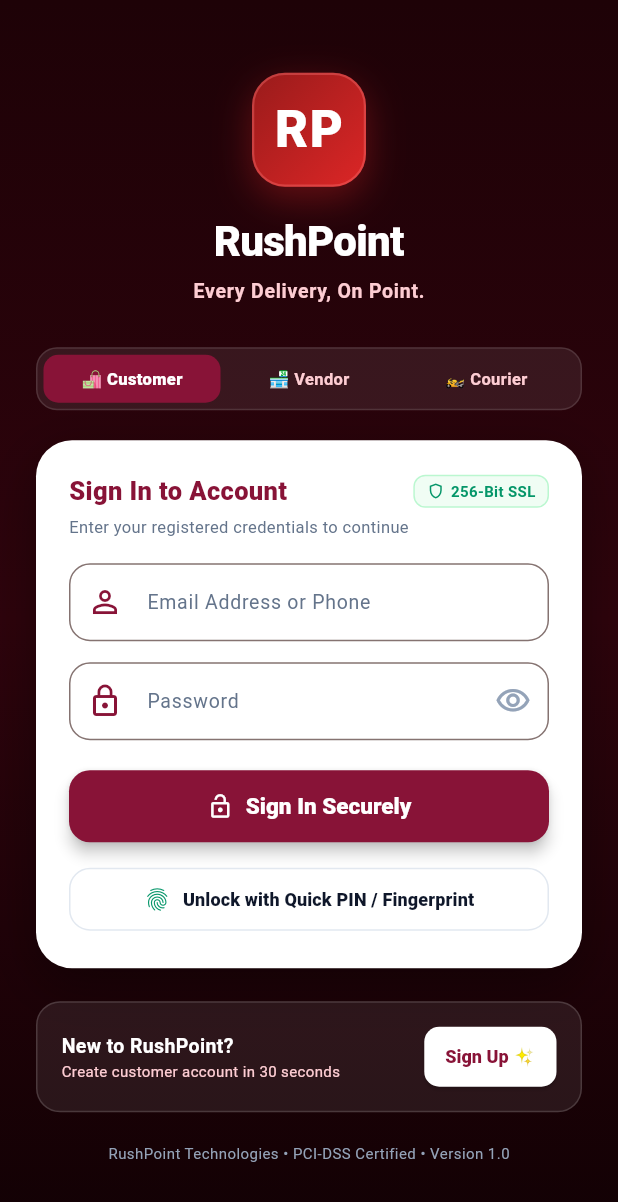
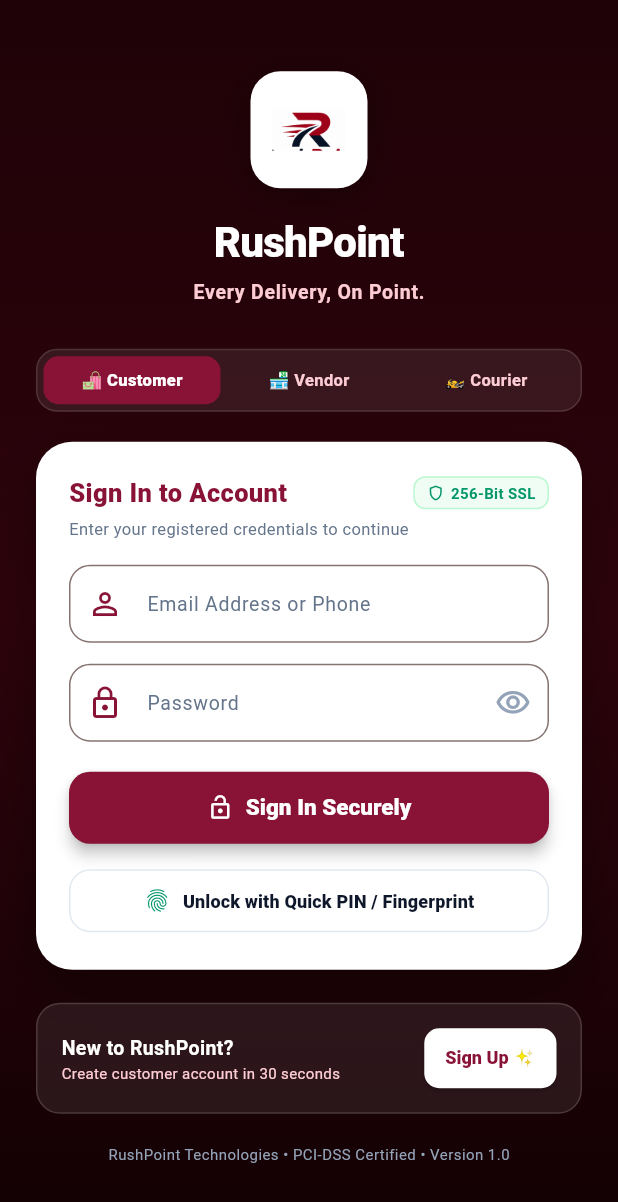
Before and after one commit to rushingpointlogistics-ai/RushPoint2, a Flutter app: the screen it shows after launch, on a phone screen of 412 x 824 dp. Shown: the top 1202 px of the screen. Run offline on Flutter 3.47's test engine with Material 3 defaults, Android fonts, the phone set to English and light mode, and no system bars; our stand-ins replace shared_preferences.

Commit message:
feat: update brand logo to professional white squircle badge across landing page, web app, admin portal, and mobile app

```diff
--- a/flutter_mobile_app/lib/screens/auth/login_screen.dart
+++ b/flutter_mobile_app/lib/screens/auth/login_screen.dart
@@ -121,34 +121,34 @@ class _LoginScreenState extends State<LoginScreen> {
               child: Column(
                 mainAxisAlignment: MainAxisAlignment.center,
                 children: [
-                  // App Brand Logo & Name
+                  // App Brand Logo with crisp white background
                   Container(
-                    width: 76,
-                    height: 76,
+                    width: 78,
+                    height: 78,
+                    padding: const EdgeInsets.all(6),
                     decoration: BoxDecoration(
-                      gradient: const LinearGradient(
-                        colors: [Color(0xFF991B1B), Color(0xFFDC2626)],
-                        begin: Alignment.topLeft,
-                        end: Alignment.bottomRight,
-                      ),
-                      borderRadius: BorderRadius.circular(22),
+                      color: Colors.white,
+                      borderRadius: BorderRadius.circular(20),
                       boxShadow: [
                         BoxShadow(
-                          color: const Color(0xFFDC2626).withValues(alpha: 0.35),
-                          blurRadius: 20,
-                          offset: const Offset(0, 8),
+                          color: Colors.black.withValues(alpha: 0.28),
+                          blurRadius: 18,
+                          offset: const Offset(0, 6),
                         ),
                       ],
-                      border: Border.all(color: const Color(0xFFF87171).withValues(alpha: 0.4), width: 1.5),
                     ),
-                    child: const Center(
-                      child: Text(
-                        'RP',
-                        style: TextStyle(
-                          fontSize: 34,
-                          fontWeight: FontWeight.w900,
-                          color: Colors.white,
-                          letterSpacing: 1,
+                    child: Image.asset(
+                      'assets/images/rushpoint_logo_badge.png',
+                      fit: BoxFit.contain,
+                      errorBuilder: (context, error, stackTrace) => const Center(
+                        child: Text(
+                          'RP',
+                          style: TextStyle(
+                            fontSize: 32,
+                            fontWeight: FontWeight.w900,
+                            color: Color(0xFF881337),
+                            letterSpacing: 1,
+                          ),
                         ),
                       ),
                     ),
```
Also changed, not shown: app/static/img/emblem-192x192.png, app/static/img/rushpoint-logo-white-badge-1024.png (added), app/static/img/rushpoint-logo-white-badge.png (added), app/static/img/rushpoint-logo-white-square.png (added), app/static/img/rushpoint-logo.png, flutter_mobile_app/assets/images/rushpoint_logo_badge.png (added), 5 other files.
